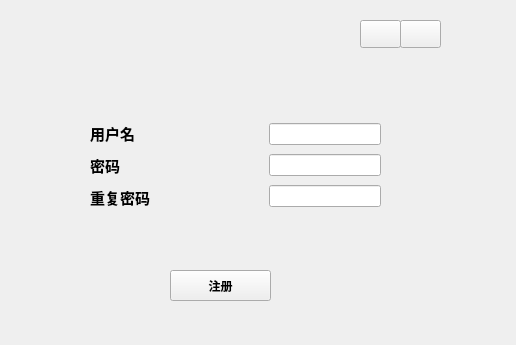
This is qt/UI/register.ui in entropy2333/MyCloud as Qt 5 draws it before an edit. The edited form follows.
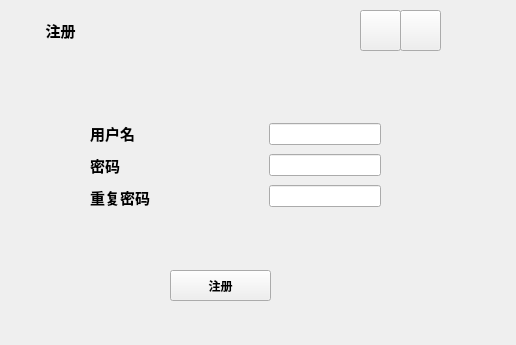
This is the edited form.

What changed in the file:
```diff
--- a/qt/UI/register.ui
+++ b/qt/UI/register.ui
@@ -136,9 +136,9 @@
     <property name="geometry">
      <rect>
       <x>10</x>
-      <y>20</y>
+      <y>10</y>
       <width>441</width>
-      <height>31</height>
+      <height>41</height>
      </rect>
     </property>
     <widget class="QPushButton" name="pushButton_3">
@@ -147,7 +147,7 @@
        <x>350</x>
        <y>0</y>
        <width>41</width>
-       <height>28</height>
+       <height>41</height>
       </rect>
      </property>
      <property name="text">
@@ -160,13 +160,37 @@
        <x>390</x>
        <y>0</y>
        <width>41</width>
-       <height>28</height>
+       <height>41</height>
       </rect>
      </property>
      <property name="text">
       <string/>
      </property>
     </widget>
+    <widget class="QLabel" name="label_4">
+     <property name="geometry">
+      <rect>
+       <x>0</x>
+       <y>0</y>
+       <width>101</width>
+       <height>41</height>
+      </rect>
+     </property>
+     <property name="font">
+      <font>
+       <family>幼圆</family>
+       <pointsize>11</pointsize>
+       <weight>75</weight>
+       <bold>true</bold>
+      </font>
+     </property>
+     <property name="text">
+      <string>注册</string>
+     </property>
+     <property name="alignment">
+      <set>Qt::AlignCenter</set>
+     </property>
+    </widget>
    </widget>
   </widget>
  </widget>
```
